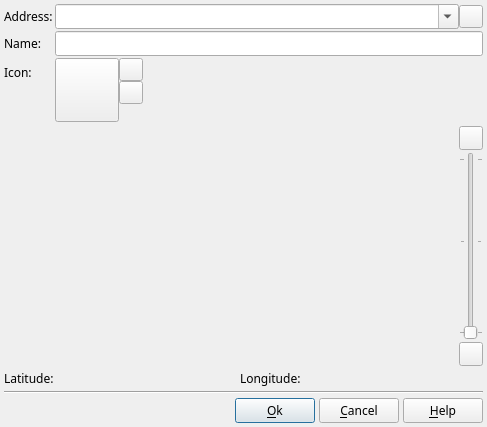
First picture: the form in src/ffDiaporama/DlgGMapsLocation/DlgGMapsLocation.ui, repository boenki/ffdiaporama, before the edit.
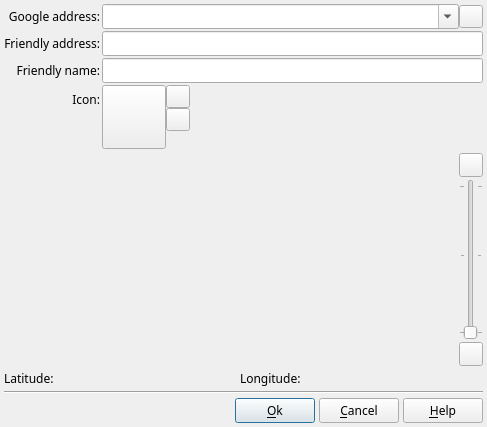
Second picture: the form after the edit. Icons and pictures are not drawn.

Commit message: Bug fixes:     -Fixed a bug on the favorites in the selection GPS localization dialog     -Fixed a bug on the LOCK properties of a block in the edit slide dialog: Some properties were not reflected in following shots (see: http://ffdiaporama.tuxfamily.org/Forum/viewtopic.php?id=644)     -Fixed the bug of Cancel button not actif int the GMap generation map dialog     -Fixed a crash during the continue GMap generation map     -Fixed a bug when generating GMap maps  (if the previous card was not fully generated, it tried to contunue previous generation instead of starting new)

Patch:
```diff
--- a/src/ffDiaporama/DlgGMapsLocation/DlgGMapsLocation.ui
+++ b/src/ffDiaporama/DlgGMapsLocation/DlgGMapsLocation.ui
@@ -36,6 +36,9 @@
    </property>
    <item>
     <layout class="QFormLayout" name="formLayout">
+     <property name="labelAlignment">
+      <set>Qt::AlignRight|Qt::AlignTrailing|Qt::AlignVCenter</set>
+     </property>
      <property name="horizontalSpacing">
       <number>2</number>
      </property>
@@ -63,7 +66,10 @@
         </sizepolicy>
        </property>
        <property name="text">
-        <string>Name:</string>
+        <string>Friendly name:</string>
+       </property>
+       <property name="alignment">
+        <set>Qt::AlignRight|Qt::AlignTrailing|Qt::AlignVCenter</set>
        </property>
       </widget>
      </item>
@@ -85,6 +91,9 @@
        <property name="text">
         <string>Icon:</string>
        </property>
+       <property name="alignment">
+        <set>Qt::AlignRight|Qt::AlignTrailing|Qt::AlignVCenter</set>
+       </property>
       </widget>
      </item>
      <item row="3" column="1">
@@ -256,7 +265,27 @@
      <item row="0" column="0">
       <widget class="QLabel" name="label_3">
        <property name="text">
-        <string>Address:</string>
+        <string>Google address:</string>
+       </property>
+       <property name="alignment">
+        <set>Qt::AlignRight|Qt::AlignTrailing|Qt::AlignVCenter</set>
+       </property>
+      </widget>
+     </item>
+     <item row="1" column="0">
+      <widget class="QLabel" name="label_7">
+       <property name="text">
+        <string>Friendly address:</string>
+       </property>
+       <property name="alignment">
+        <set>Qt::AlignRight|Qt::AlignTrailing|Qt::AlignVCenter</set>
+       </property>
+      </widget>
+     </item>
+     <item row="1" column="1">
+      <widget class="QLineEdit" name="AddressNameED">
+       <property name="toolTip">
+        <string>Give a friendly address for this location</string>
        </property>
       </widget>
      </item>
```
Left out of the diff: 1 changed line with no effect on the pictures. The commit also changes 80 other files.
